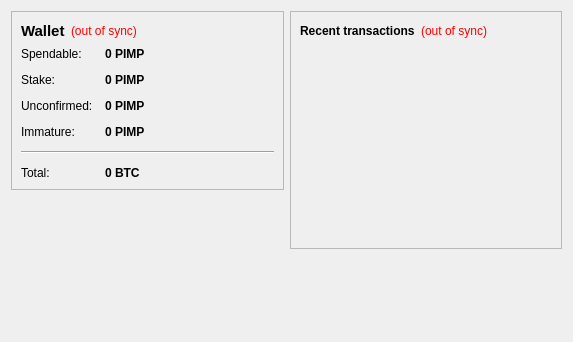
Above: src/qt/forms/overviewpage.ui from okcashpro/okcash-oldsrc-history before the change. Below: the same form after it.
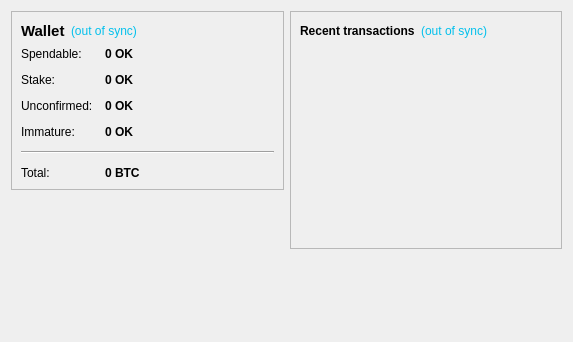
That is the form after the change.

Diff of the .ui file:
```diff
--- a/src/qt/forms/overviewpage.ui
+++ b/src/qt/forms/overviewpage.ui
@@ -47,7 +47,7 @@
              <string>The displayed information may be out of date. Your wallet automatically synchronizes with the PimpCash network after a connection is established, but this process has not completed yet.</string>
             </property>
             <property name="styleSheet">
-             <string notr="true">QLabel { color: red; }</string>
+             <string notr="true">QLabel { color: #02c0ec; }</string>
             </property>
             <property name="text">
              <string notr="true">(out of sync)</string>
@@ -105,7 +105,7 @@
              <string>Your current spendable balance</string>
             </property>
             <property name="text">
-             <string notr="true">0 PIMP</string>
+             <string notr="true">0 OK</string>
             </property>
             <property name="textInteractionFlags">
              <set>Qt::LinksAccessibleByMouse|Qt::TextSelectableByKeyboard|Qt::TextSelectableByMouse</set>
@@ -134,7 +134,7 @@
              <string>Total of coins that was staked, and do not yet count toward the current balance</string>
             </property>
             <property name="text">
-             <string notr="true">0 PIMP</string>
+             <string notr="true">0 OK</string>
             </property>
             <property name="textInteractionFlags">
              <set>Qt::LinksAccessibleByMouse|Qt::TextSelectableByKeyboard|Qt::TextSelectableByMouse</set>
@@ -163,7 +163,7 @@
              <string>Total of transactions that have yet to be confirmed, and do not yet count toward the current balance</string>
             </property>
             <property name="text">
-             <string notr="true">0 PIMP</string>
+             <string notr="true">0 OK</string>
             </property>
             <property name="textInteractionFlags">
              <set>Qt::LinksAccessibleByMouse|Qt::TextSelectableByKeyboard|Qt::TextSelectableByMouse</set>
@@ -189,7 +189,7 @@
              <string>Mined balance that has not yet matured</string>
             </property>
             <property name="text">
-             <string notr="true">0 PIMP</string>
+             <string notr="true">0 OK</string>
             </property>
             <property name="textInteractionFlags">
              <set>Qt::LinksAccessibleByMouse|Qt::TextSelectableByKeyboard|Qt::TextSelectableByMouse</set>
@@ -278,7 +278,7 @@
              <string>The displayed information may be out of date. Your wallet automatically synchronizes with the PimpCash network after a connection is established, but this process has not completed yet.</string>
             </property>
             <property name="styleSheet">
-             <string notr="true">QLabel { color: red; }</string>
+             <string notr="true">QLabel { color: #02c0ec; }</string>
             </property>
             <property name="text">
              <string notr="true">(out of sync)</string>
```
Left out of the diff: 4 changed lines with no effect on the pictures.
